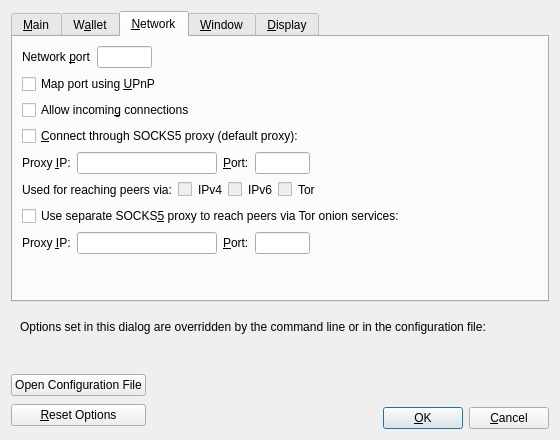
Qt form src/qt/forms/optionsdialog.ui (bitcoincore-dev/bitcoin-2001-863168-294116-d812cf1189) before a commit.
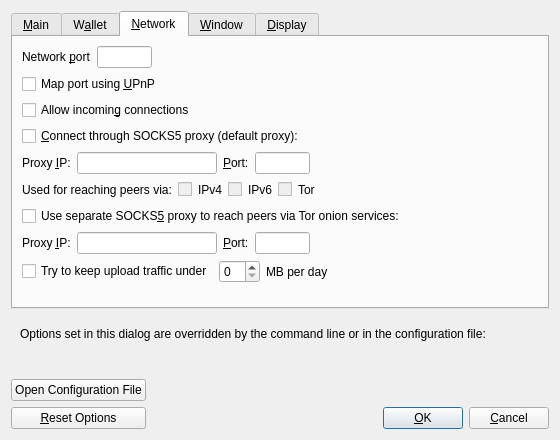
The same form after that commit. The open tabs and pages were chosen to show the change. Custom widgets are drawn as their Qt base class.

Commit message: Qt/Options: Expose maxuploadtarget in GUI using rwconf

```diff
--- a/src/qt/forms/optionsdialog.ui
+++ b/src/qt/forms/optionsdialog.ui
@@ -596,6 +596,46 @@
          </item>
         </layout>
        </item>
+       <item>
+        <layout class="QHBoxLayout" name="horizontalLayout_maxuploadtarget">
+         <item>
+          <widget class="QCheckBox" name="maxuploadtargetCheckbox">
+           <property name="text">
+            <string>Try to keep upload traffic under</string>
+           </property>
+          </widget>
+         </item>
+         <item>
+          <widget class="QSpinBox" name="maxuploadtarget"/>
+         </item>
+         <item>
+          <widget class="QLabel" name="maxuploadtargetUnitLabel">
+           <property name="text">
+            <string>MB per day</string>
+           </property>
+           <property name="textFormat">
+            <enum>Qt::PlainText</enum>
+           </property>
+           <property name="buddy">
+            <cstring>maxuploadtargetCheckbox</cstring>
+           </property>
+          </widget>
+         </item>
+         <item>
+          <spacer name="horizontalSpacer_maxuploadtarget">
+           <property name="orientation">
+            <enum>Qt::Horizontal</enum>
+           </property>
+           <property name="sizeHint" stdset="0">
+            <size>
+             <width>40</width>
+             <height>20</height>
+            </size>
+           </property>
+          </spacer>
+         </item>
+        </layout>
+       </item>
        <item>
         <spacer name="verticalSpacer_Network">
          <property name="orientation">
```
The commit also changes 3 other files.
